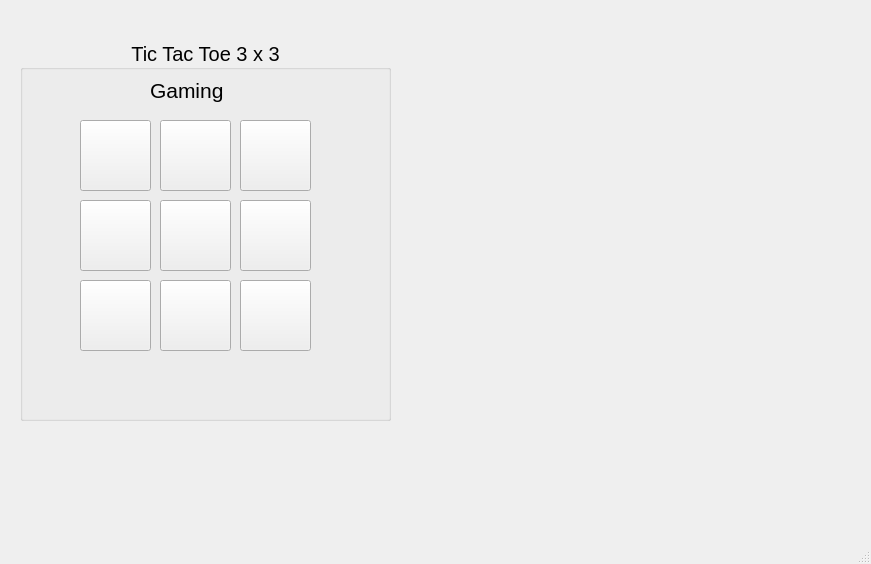
This is tictactow.ui in MTDau/TicTacToeGUI as Qt 5 draws it before an edit. The edited form follows.
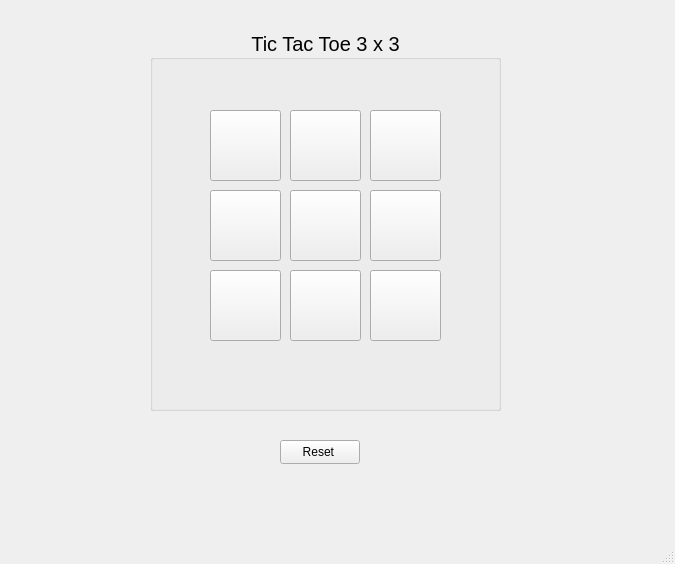
This is the edited form.

What changed in the file:
```diff
--- a/tictactow.ui
+++ b/tictactow.ui
@@ -6,7 +6,7 @@
    <rect>
     <x>0</x>
     <y>0</y>
-    <width>871</width>
+    <width>675</width>
     <height>564</height>
    </rect>
   </property>
@@ -17,9 +17,9 @@
    <widget class="QGroupBox" name="groupBox">
     <property name="geometry">
      <rect>
-      <x>20</x>
-      <y>40</y>
-      <width>371</width>
+      <x>150</x>
+      <y>30</y>
+      <width>351</width>
       <height>381</height>
      </rect>
     </property>
@@ -34,26 +34,7 @@
     <property name="alignment">
      <set>Qt::AlignmentFlag::AlignCenter</set>
     </property>
-    <widget class="QLabel" name="label">
-     <property name="geometry">
-      <rect>
-       <x>130</x>
-       <y>30</y>
-       <width>151</width>
-       <height>41</height>
-      </rect>
-     </property>
-     <property name="font">
-      <font>
-       <pointsize>16</pointsize>
-       <bold>false</bold>
-      </font>
-     </property>
-     <property name="text">
-      <string>Gaming</string>
-     </property>
-    </widget>
-    <widget class="QPushButton" name="Board01">
+    <widget class="QPushButton" name="Board00">
      <property name="geometry">
       <rect>
        <x>60</x>
@@ -118,22 +99,22 @@
       <string/>
      </property>
     </widget>
+    <widget class="QPushButton" name="Board01">
+     <property name="geometry">
+      <rect>
+       <x>140</x>
+       <y>80</y>
+       <width>71</width>
+       <height>71</height>
+      </rect>
+     </property>
+     <property name="text">
+      <string/>
+     </property>
+    </widget>
     <widget class="QPushButton" name="Board02">
      <property name="geometry">
       <rect>
-       <x>140</x>
-       <y>80</y>
-       <width>71</width>
-       <height>71</height>
-      </rect>
-     </property>
-     <property name="text">
-      <string/>
-     </property>
-    </widget>
-    <widget class="QPushButton" name="Board03">
-     <property name="geometry">
-      <rect>
        <x>220</x>
        <y>80</y>
        <width>71</width>
@@ -170,6 +151,28 @@
       <string/>
      </property>
     </widget>
+    <zorder>Board00</zorder>
+    <zorder>Board10</zorder>
+    <zorder>Board20</zorder>
+    <zorder>Board11</zorder>
+    <zorder>Board01</zorder>
+    <zorder>Board02</zorder>
+    <zorder>Board22</zorder>
+    <zorder>Board21</zorder>
+    <zorder>Board12</zorder>
+   </widget>
+   <widget class="QPushButton" name="Reset">
+    <property name="geometry">
+     <rect>
+      <x>280</x>
+      <y>440</y>
+      <width>80</width>
+      <height>24</height>
+     </rect>
+    </property>
+    <property name="text">
+     <string>Reset </string>
+    </property>
    </widget>
   </widget>
   <widget class="QMenuBar" name="menubar">
```
Left out of the diff: 2 changed lines with no effect on the pictures.
